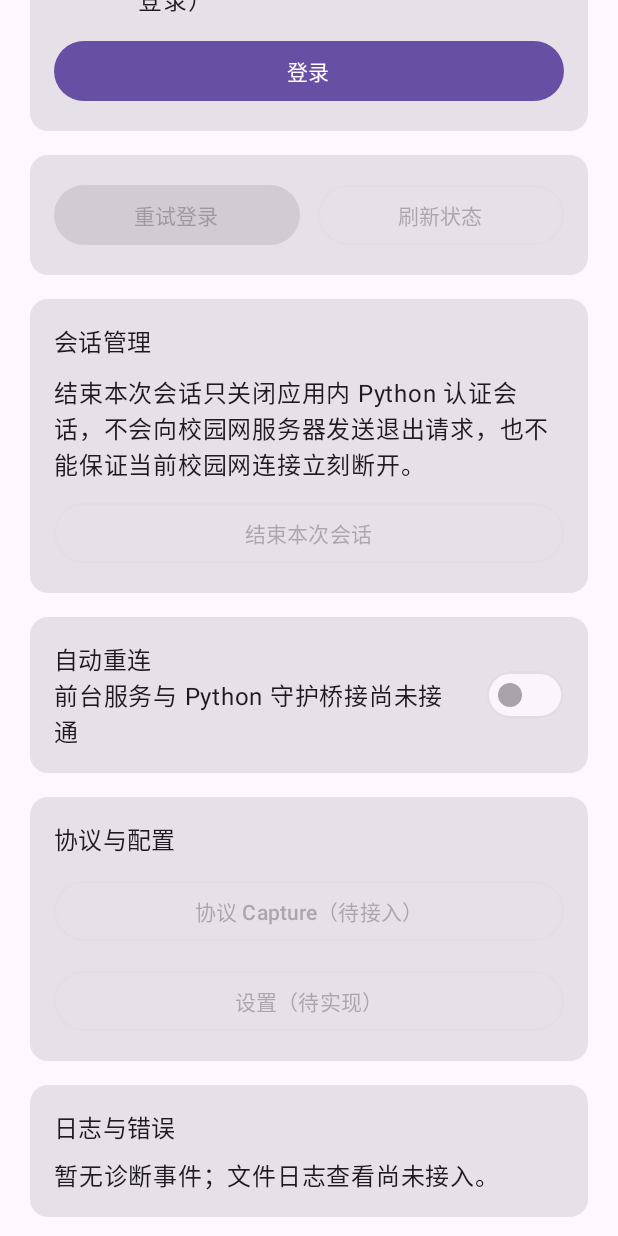
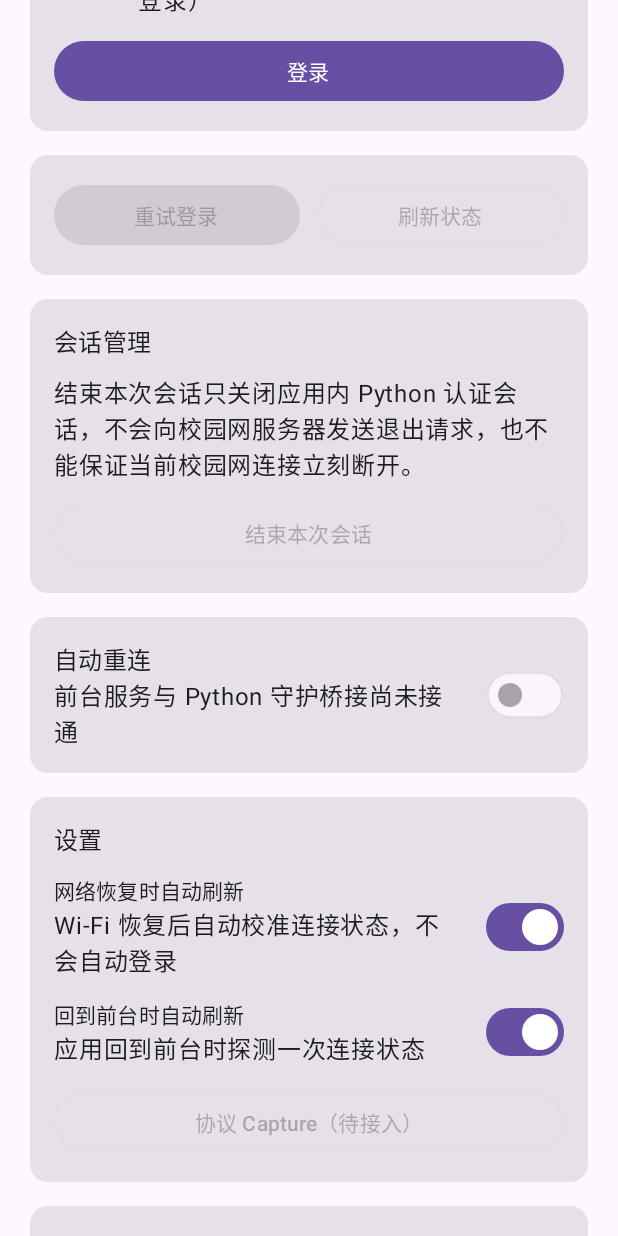
Before and after one commit to kkkkikun/OIT-Net-Portal, an Android app built with Jetpack Compose: the screen it shows after launch (MainActivity), scrolled down 576 dp, on a phone screen of 412 x 824 dp. Run offline under Robolectric (Android 15) with nearby library versions, the phone set to English and light mode, and no system bars.

Commit message:
feat(android): 设置页（自动刷新开关）与会话内诊断事件日志
- 新增 SettingsStore 抽象 + AppSettingsStore（SharedPreferences 仅存
  两个非敏感开关，默认开启；持久化 API 隔离在 core 层，UI/ViewModel
  不直接触碰）
- 设置卡：「网络恢复时自动刷新」「回到前台时自动刷新」两个开关，
  分别门控 onNetworkAvailable 的有界重试探测与 onAppForeground 的
  单次探测；Capture 入口保持禁用占位
- 诊断事件：ViewModel 维护最近 50 条带时间戳的脱敏事件（登录结果/
  手动刷新/网络断开与恢复校准/会话结束/设置变更），界面展示最新
  10 条；事件文本永不包含凭据（契约测试逐行强制）

测试：
- pytest 236 passed（新增设置与日志契约 7 例）
- testDebugUnitTest 24 例通过（新增开关门控、持久化、事件记录、
  事件有界且不含凭据 5 例）
- assembleDebug / lintDebug 均通过

```diff
--- a/android/app/src/main/java/com/oitnetportal/MainActivity.kt
+++ b/android/app/src/main/java/com/oitnetportal/MainActivity.kt
@@ -9,6 +9,7 @@ import androidx.activity.compose.setContent
 import androidx.activity.enableEdgeToEdge
 import androidx.activity.viewModels
 import com.oitnetportal.core.AndroidKeystoreCredentialStore
+import com.oitnetportal.core.AppSettingsStore
 import com.oitnetportal.core.ChaquopyPortalCoreBridge
 import com.oitnetportal.core.UnavailablePortalCoreBridge
 import com.oitnetportal.ui.PortalApp
@@ -23,6 +24,7 @@ class MainActivity : ComponentActivity() {
                 ChaquopyPortalCoreBridge.create(appContext, username, password)
             },
             credentialStore = AndroidKeystoreCredentialStore(appContext),
+            settingsStore = AppSettingsStore(appContext),
         )
     }
 
--- /dev/null
+++ b/android/app/src/main/java/com/oitnetportal/core/AppSettings.kt
@@ -0,0 +1,38 @@
+package com.oitnetportal.core
+
+import android.content.Context
+
+/**
+ * 应用行为设置（非敏感开关，明文偏好即可）。
+ * 凭据不属于这里——敏感数据只走 [CredentialStore] 的加密存储。
+ */
+interface SettingsStore {
+    /** 网络恢复（默认网络可用/能力验证通过）时自动刷新连接状态。 */
+    var autoRefreshOnNetworkRecovery: Boolean
+
+    /** 应用回到前台时自动刷新一次连接状态。 */
+    var autoRefreshOnForeground: Boolean
+}
+
+class AppSettingsStore(context: Context) : SettingsStore {
+    private val prefs = context.applicationContext
+        .getSharedPreferences(PREFS_NAME, Context.MODE_PRIVATE)
+
+    override var autoRefreshOnNetworkRecovery: Boolean
+        get() = prefs.getBoolean(KEY_NETWORK_RECOVERY, true)
+        set(value) {
+            prefs.edit().putBoolean(KEY_NETWORK_RECOVERY, value).apply()
+        }
+
+    override var autoRefreshOnForeground: Boolean
+        get() = prefs.getBoolean(KEY_FOREGROUND, true)
+        set(value) {
+            prefs.edit().putBoolean(KEY_FOREGROUND, value).apply()
+        }
+
+    private companion object {
+        const val PREFS_NAME = "oit_portal_settings"
+        const val KEY_NETWORK_RECOVERY = "auto_refresh_on_network_recovery"
+        const val KEY_FOREGROUND = "auto_refresh_on_foreground"
+    }
+}
--- a/android/app/src/main/java/com/oitnetportal/ui/PortalScreen.kt
+++ b/android/app/src/main/java/com/oitnetportal/ui/PortalScreen.kt
@@ -25,6 +25,8 @@ import androidx.compose.ui.unit.dp
 import androidx.lifecycle.compose.collectAsStateWithLifecycle
 import com.oitnetportal.core.PortalStatus
 
+private const val MAX_SHOWN_EVENTS = 10
+
 @Composable
 fun PortalApp(viewModel: PortalViewModel) {
     val state by viewModel.uiState.collectAsStateWithLifecycle()
@@ -37,6 +39,8 @@ fun PortalApp(viewModel: PortalViewModel) {
             onLogin = viewModel::loginOnce,
             onCredentialsSubmit = viewModel::loginWithCredentials,
             onEndSession = viewModel::endLocalSession,
+            onToggleNetworkRecovery = viewModel::setAutoRefreshOnNetworkRecovery,
+            onToggleForegroundRefresh = viewModel::setAutoRefreshOnForeground,
             initialUsername = remembered?.username ?: "",
             initialPassword = remembered?.password ?: "",
             initialRemember = remembered != null,
@@ -51,6 +55,8 @@ fun PortalScreen(
     onLogin: () -> Unit,
     onCredentialsSubmit: (String, String, Boolean) -> Unit,
     onEndSession: () -> Unit,
+    onToggleNetworkRecovery: (Boolean) -> Unit = {},
+    onToggleForegroundRefresh: (Boolean) -> Unit = {},
     initialUsername: String = "",
     initialPassword: String = "",
     initialRemember: Boolean = false,
@@ -152,20 +158,41 @@ fun PortalScreen(
                     modifier = Modifier.padding(16.dp),
                     verticalArrangement = Arrangement.spacedBy(12.dp),
                 ) {
-                    Text("协议与配置", style = MaterialTheme.typography.titleMedium)
+                    Text("设置", style = MaterialTheme.typography.titleMedium)
+                    Row(
+                        modifier = Modifier.fillMaxWidth(),
+                        verticalAlignment = Alignment.CenterVertically,
+                        horizontalArrangement = Arrangement.spacedBy(16.dp),
+                    ) {
+                        Column(modifier = Modifier.weight(1f)) {
+                            Text("网络恢复时自动刷新", style = MaterialTheme.typography.titleSmall)
+                            Text("Wi-Fi 恢复后自动校准连接状态，不会自动登录")
+                        }
+                        Switch(
+                            checked = state.autoRefreshOnNetworkRecovery,
+                            onCheckedChange = onToggleNetworkRecovery,
+                        )
+                    }
+                    Row(
+                        modifier = Modifier.fillMaxWidth(),
+                        verticalAlignment = Alignment.CenterVertically,
+                        horizontalArrangement = Arrangement.spacedBy(16.dp),
+                    ) {
+                        Column(modifier = Modifier.weight(1f)) {
+                            Text("回到前台时自动刷新", style = MaterialTheme.typography.titleSmall)
+                            Text("应用回到前台时探测一次连接状态")
+                        }
+                        Switch(
+                            checked = state.autoRefreshOnForeground,
+                            onCheckedChange = onToggleForegroundRefresh,
+                        )
+                    }
                     OutlinedButton(
                         onClick = {},
                         enabled = false,
                         modifier = Modifier.fillMaxWidth(),
                     ) {
                         Text("协议 Capture（待接入）")
-                    }
-                    OutlinedButton(
-                        onClick = {},
-                        enabled = false,
-                        modifier = Modifier.fillMaxWidth(),
-                    ) {
-                        Text("设置（待实现）")
                     }
                 }
             }
@@ -175,8 +202,21 @@ fun PortalScreen(
                     modifier = Modifier.padding(16.dp),
                     verticalArrangement = Arrangement.spacedBy(8.dp),
                 ) {
-                    Text("日志与错误", style = MaterialTheme.typography.titleMedium)
-                    Text(state.notice ?: "暂无诊断事件；文件日志查看尚未接入。")
+                    Text("诊断事件", style = MaterialTheme.typography.titleMedium)
+                    state.notice?.let { Text(it) }
+                    if (state.events.isEmpty()) {
+                        Text("暂无诊断事件；事件仅保留本次会话内的最近 50 条，均为脱敏文本。")
+                    } else {
+                        state.events.take(MAX_SHOWN_EVENTS).forEach { event ->
+                            Text(event, style = MaterialTheme.typography.bodySmall)
+                        }
+                        if (state.events.size > MAX_SHOWN_EVENTS) {
+                            Text(
+                                "… 共 ${state.events.size} 条，仅展示最新 $MAX_SHOWN_EVENTS 条",
+                                style = MaterialTheme.typography.bodySmall,
+                            )
+                        }
+                    }
                 }
             }
         }
--- a/android/app/src/main/java/com/oitnetportal/ui/PortalViewModel.kt
+++ b/android/app/src/main/java/com/oitnetportal/ui/PortalViewModel.kt
@@ -12,6 +12,7 @@ import com.oitnetportal.core.LoginResult
 import com.oitnetportal.core.PortalCoreBridge
 import com.oitnetportal.core.PortalStatus
 import com.oitnetportal.core.ProbeResult
+import com.oitnetportal.core.SettingsStore
 import com.oitnetportal.core.StoredCredentials
 import com.oitnetportal.core.UnavailablePortalCoreBridge
 import kotlinx.coroutines.CancellationException
@@ -28,6 +29,8 @@ import kotlinx.coroutines.launch
 import kotlinx.coroutines.sync.Mutex
 import kotlinx.coroutines.sync.withLock
 import kotlinx.coroutines.withContext
+import java.time.LocalTime
+import java.time.format.DateTimeFormatter
 
 data class PortalUiState(
     val coreAvailable: Boolean,
@@ -35,12 +38,17 @@ data class PortalUiState(
     val statusDetail: String,
     val isBusy: Boolean = false,
     val notice: String? = null,
+    val autoRefreshOnNetworkRecovery: Boolean = true,
+    val autoRefreshOnForeground: Boolean = true,
+    /** 会话内诊断事件（新事件在前，有上限），只含脱敏文本。 */
+    val events: List<String> = emptyList(),
 )
 
 class PortalViewModel(
     initialCore: PortalCoreBridge,
     private val bridgeFactory: (suspend (String, String) -> PortalCoreBridge)? = null,
     private val credentialStore: CredentialStore? = null,
+    private val settingsStore: SettingsStore? = null,
 ) : ViewModel() {
     private var core: PortalCoreBridge = initialCore
     private val operationMutex = Mutex()
@@ -62,12 +70,23 @@ class PortalViewModel(
                 bridgeFactory == null -> "Python 核心桥接尚未接入；当前仅展示界面骨架。"
                 else -> "请先输入校园网账号和密码"
             },
+            autoRefreshOnNetworkRecovery = settingsStore?.autoRefreshOnNetworkRecovery ?: true,
+            autoRefreshOnForeground = settingsStore?.autoRefreshOnForeground ?: true,
         ),
     )
     val uiState: StateFlow<PortalUiState> = _uiState.asStateFlow()
 
+    init {
+        recordEvent(
+            if (initialCore.isAvailable) "Python 核心桥接已就绪"
+            else "应用已启动，等待输入校园网凭据"
+        )
+    }
+
     fun refresh() = runOperation {
-        applyProbeResult(core.probe())
+        val result = core.probe()
+        applyProbeResult(result)
+        recordEvent("手动刷新：${result.status}")
     }
 
     fun loginOnce() = runOperation {
@@ -129,6 +148,7 @@ class PortalViewModel(
     }
 
     fun endLocalSession() = runOperation {
+        recordEvent("用户结束本地会话")
         val endingCore = core
         core = UnavailablePortalCoreBridge()
         _uiState.update {
@@ -143,6 +163,7 @@ class PortalViewModel(
     }
 
     private fun applyLoginResult(result: LoginResult) {
+        recordEvent("登录结果：${result.outcome}")
         _uiState.update {
             it.copy(
                 status = when (result.outcome) {
@@ -207,6 +228,7 @@ class PortalViewModel(
     /** 默认网络断开：直接反映离线，不触碰 Python 桥接。 */
     fun onNetworkLost() {
         if (disposed) return
+        recordEvent("网络连接已断开")
         _uiState.update {
             if (it.status == PortalStatus.OFFLINE) it
             else it.copy(status = PortalStatus.OFFLINE, statusDetail = "网络连接已断开")
@@ -219,12 +241,15 @@ class PortalViewModel(
      */
     fun onNetworkAvailable() {
         if (disposed || !_uiState.value.coreAvailable) return
+        if (!_uiState.value.autoRefreshOnNetworkRecovery) return
+        recordEvent("检测到网络恢复，开始状态校准")
         runOperation {
             var attempt = 0
             while (attempt < NETWORK_RECOVERY_MAX_ATTEMPTS) {
                 attempt++
                 val result = core.probe()
                 applyProbeResult(result)
+                recordEvent("网络恢复校准（第 $attempt 次）：${result.status}")
                 // ONLINE/CAPTIVE 是确定结论；OFFLINE/UNKNOWN 可能是门户未就绪的瞬态
                 if (result.status == PortalStatus.ONLINE ||
                     result.status == PortalStatus.CAPTIVE ||
@@ -237,10 +262,31 @@ class PortalViewModel(
         }
     }
 
-    /** 回到前台：单次状态探测；本地会话已结束时静默跳过。 */
+    /** 回到前台：单次状态探测；本地会话已结束或用户关闭时静默跳过。 */
     fun onAppForeground() {
         if (disposed || !_uiState.value.coreAvailable) return
+        if (!_uiState.value.autoRefreshOnForeground) return
         refresh()
+    }
+
+    fun setAutoRefreshOnNetworkRecovery(enabled: Boolean) {
+        if (disposed) return
+        settingsStore?.autoRefreshOnNetworkRecovery = enabled
+        _uiState.update { it.copy(autoRefreshOnNetworkRecovery = enabled) }
+        recordEvent(if (enabled) "已开启网络恢复自动刷新" else "已关闭网络恢复自动刷新")
+    }
+
+    fun setAutoRefreshOnForeground(enabled: Boolean) {
+        if (disposed) return
+        settingsStore?.autoRefreshOnForeground = enabled
+        _uiState.update { it.copy(autoRefreshOnForeground = enabled) }
+        recordEvent(if (enabled) "已开启前台自动刷新" else "已关闭前台自动刷新")
+    }
+
+    /** 记录一条脱敏诊断事件；调用方负责不传入凭据/URL/异常原文。 */
+    private fun recordEvent(message: String) {
+        val stamped = "${LocalTime.now().format(EVENT_TIME_FORMAT)} $message"
+        _uiState.update { it.copy(events = (listOf(stamped) + it.events).take(MAX_EVENTS)) }
     }
 
     private fun runOperation(operation: suspend () -> Unit) {
@@ -293,13 +339,18 @@ class PortalViewModel(
         private const val NETWORK_RECOVERY_MAX_ATTEMPTS = 3
         private const val NETWORK_RECOVERY_DELAY_MS = 2000L
 
+        /** 诊断事件缓冲上限：会话内保留最近 50 条。 */
+        private const val MAX_EVENTS = 50
+        private val EVENT_TIME_FORMAT = DateTimeFormatter.ofPattern("HH:mm:ss")
+
         fun factory(
             core: PortalCoreBridge,
             bridgeFactory: (suspend (String, String) -> PortalCoreBridge)? = null,
             credentialStore: CredentialStore? = null,
+            settingsStore: SettingsStore? = null,
         ) = viewModelFactory {
             initializer {
-                PortalViewModel(core, bridgeFactory, credentialStore)
+                PortalViewModel(core, bridgeFactory, credentialStore, settingsStore)
             }
         }
     }
```
Also changed, not shown: 4 other files.
